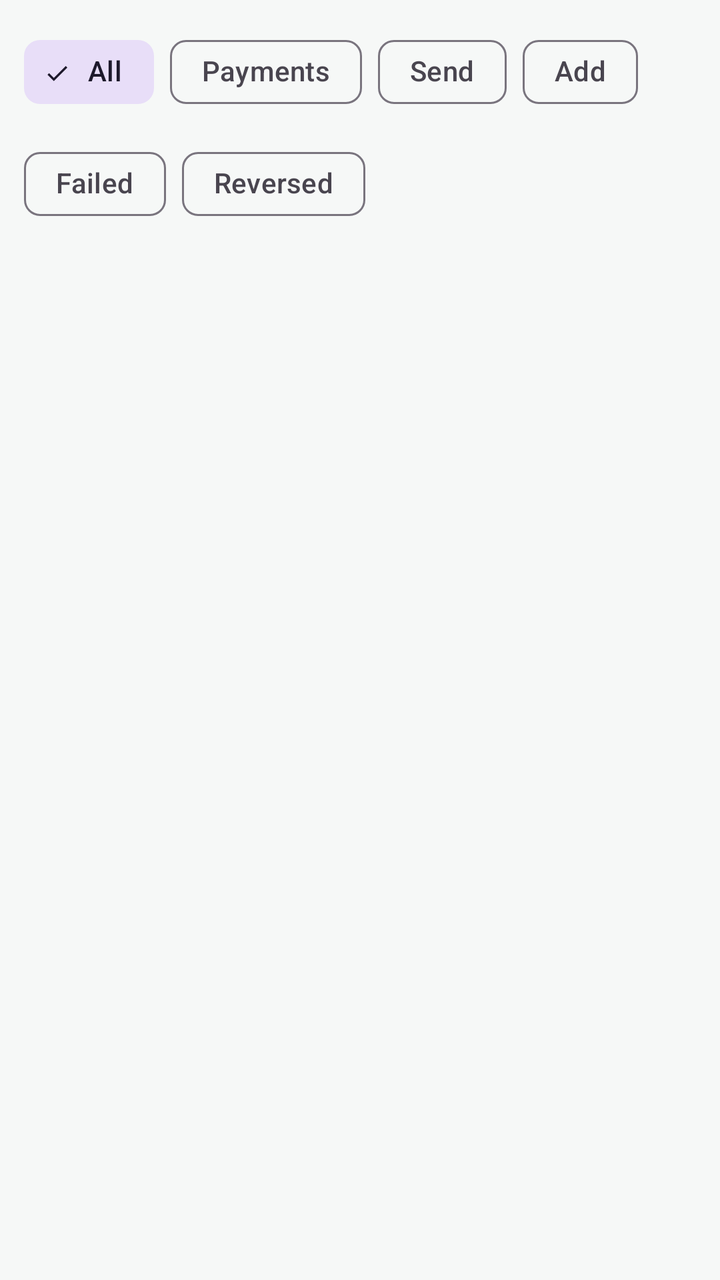
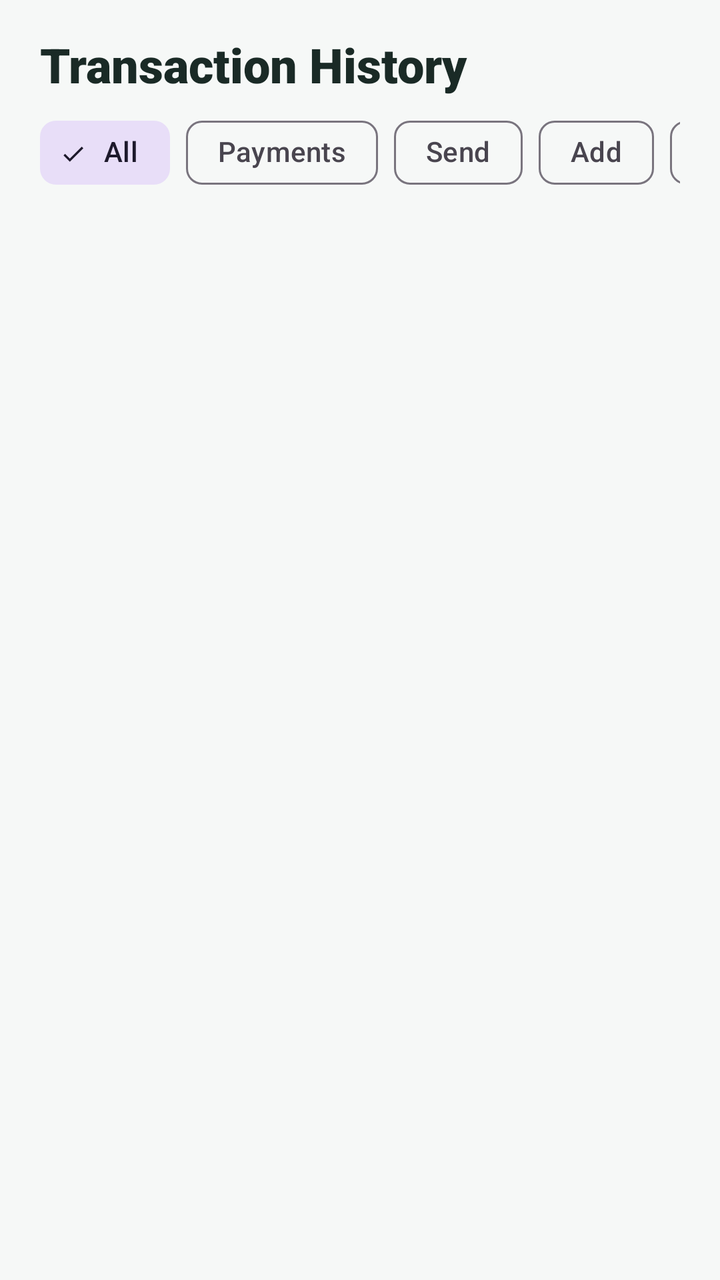

Screens rendered from an Android XML layout before and after an edit, with the pre-edit source and the edit as a unified diff.
<!-- AndroidManifest.xml: application theme Theme.QuickPay -->
<!-- res/layout/fragment_history.xml -->
<?xml version="1.0" encoding="utf-8"?>
<LinearLayout xmlns:android="http://schemas.android.com/apk/res/android"
    xmlns:app="http://schemas.android.com/apk/res-auto"
    android:layout_width="match_parent"
    android:layout_height="match_parent"
    android:background="@color/bg"
    android:orientation="vertical">

    <com.google.android.material.chip.ChipGroup
        android:id="@+id/filterGroup"
        android:layout_width="match_parent"
        android:layout_height="wrap_content"
        android:padding="12dp"
        app:singleSelection="true"
        app:selectionRequired="true">

        <com.google.android.material.chip.Chip
            android:id="@+id/filterAll"
            style="@style/Widget.Material3.Chip.Filter"
            android:layout_width="wrap_content"
            android:layout_height="wrap_content"
            android:checked="true"
            android:text="@string/filter_all" />

        <com.google.android.material.chip.Chip
            android:id="@+id/filterPayments"
            style="@style/Widget.Material3.Chip.Filter"
            android:layout_width="wrap_content"
            android:layout_height="wrap_content"
            android:text="@string/filter_payments" />

        <com.google.android.material.chip.Chip
            android:id="@+id/filterSend"
            style="@style/Widget.Material3.Chip.Filter"
            android:layout_width="wrap_content"
            android:layout_height="wrap_content"
            android:text="@string/filter_send" />

        <com.google.android.material.chip.Chip
            android:id="@+id/filterAdd"
            style="@style/Widget.Material3.Chip.Filter"
            android:layout_width="wrap_content"
            android:layout_height="wrap_content"
            android:text="@string/filter_add" />

        <com.google.android.material.chip.Chip
            android:id="@+id/filterFailed"
            style="@style/Widget.Material3.Chip.Filter"
            android:layout_width="wrap_content"
            android:layout_height="wrap_content"
            android:text="@string/filter_failed" />

        <com.google.android.material.chip.Chip
            android:id="@+id/filterReversed"
            style="@style/Widget.Material3.Chip.Filter"
            android:layout_width="wrap_content"
            android:layout_height="wrap_content"
            android:text="@string/filter_reversed" />
    </com.google.android.material.chip.ChipGroup>

    <androidx.recyclerview.widget.RecyclerView
        android:id="@+id/transactionList"
        android:layout_width="match_parent"
        android:layout_height="0dp"
        android:layout_weight="1"
        android:clipToPadding="false"
        android:padding="16dp" />

    <TextView
        android:id="@+id/emptyText"
        android:layout_width="match_parent"
        android:layout_height="0dp"
        android:layout_weight="1"
        android:gravity="center"
        android:text="@string/empty_history"
        android:textColor="@color/text_secondary"
        android:visibility="gone" />

</LinearLayout>
<!-- resources referenced by this layout -->
<resources>
  <color name="bg">#F6F8F7</color>
  <color name="text_secondary">#6B7A76</color>
  <string name="empty_history">No transactions here</string>
  <string name="filter_add">Add</string>
  <string name="filter_all">All</string>
  <string name="filter_failed">Failed</string>
  <string name="filter_payments">Payments</string>
  <string name="filter_reversed">Reversed</string>
  <string name="filter_send">Send</string>
  <style name="Theme.QuickPay" parent="Base.Theme.QuickPay" />
  <style name="Base.Theme.QuickPay" parent="Theme.Material3.DayNight.NoActionBar">
          <item name="colorPrimary">@color/primary</item>
          <item name="colorOnPrimary">@color/white</item>
          <item name="colorPrimaryContainer">@color/primary_light</item>
          <item name="colorOnPrimaryContainer">@color/primary_dark</item>
          <item name="colorSecondary">@color/accent</item>
          <item name="android:colorBackground">@color/bg</item>
          <item name="colorSurface">@color/bg</item>
          <item name="colorOnSurface">@color/text_primary</item>
      </style>
  <color name="primary">#0B6E4F</color>
  <color name="white">#FFFFFFFF</color>
  <color name="primary_light">#E6F4EF</color>
  <color name="primary_dark">#084C37</color>
  <color name="accent">#F2B632</color>
  <color name="text_primary">#1A2A26</color>
</resources>

<!-- the commit's change to res/layout/fragment_history.xml (unified diff, before → after) -->
@@ -6,11 +6,26 @@
     android:background="@color/bg"
     android:orientation="vertical">
 
+    <TextView
+        android:layout_width="match_parent"
+        android:layout_height="wrap_content"
+        android:fontFamily="sans-serif-black"
+        android:paddingStart="@dimen/screen_padding"
+        android:paddingTop="@dimen/spacing_lg"
+        android:paddingEnd="@dimen/screen_padding"
+        android:text="@string/history_title"
+        android:textColor="@color/text_primary"
+        android:textSize="24sp" />
+
     <com.google.android.material.chip.ChipGroup
         android:id="@+id/filterGroup"
         android:layout_width="match_parent"
         android:layout_height="wrap_content"
-        android:padding="12dp"
+        android:paddingStart="@dimen/screen_padding"
+        android:paddingTop="@dimen/spacing_xs"
+        android:paddingEnd="@dimen/screen_padding"
+        app:chipSpacingHorizontal="8dp"
+        app:singleLine="true"
         app:singleSelection="true"
         app:selectionRequired="true">
 
@@ -64,7 +79,9 @@
         android:layout_height="0dp"
         android:layout_weight="1"
         android:clipToPadding="false"
-        android:padding="16dp" />
+        android:paddingStart="@dimen/screen_padding"
+        android:paddingTop="@dimen/spacing_sm"
+        android:paddingEnd="@dimen/screen_padding" />
 
     <TextView
         android:id="@+id/emptyText"
<!-- resource entries referenced after the edit -->
@@ -2,6 +2,10 @@
 <resources>
   <color name="bg">#F6F8F7</color>
   <color name="text_secondary">#6B7A76</color>
+  <dimen name="screen_padding">20dp</dimen>
+  <dimen name="spacing_lg">16dp</dimen>
+  <dimen name="spacing_sm">8dp</dimen>
+  <dimen name="spacing_xs">4dp</dimen>
   <string name="empty_history">No transactions here</string>
   <string name="filter_add">Add</string>
   <string name="filter_all">All</string>
@@ -9,6 +13,7 @@
   <string name="filter_payments">Payments</string>
   <string name="filter_reversed">Reversed</string>
   <string name="filter_send">Send</string>
+  <string name="history_title">Transaction History</string>
   <style name="Theme.QuickPay" parent="Base.Theme.QuickPay" />
   <style name="Base.Theme.QuickPay" parent="Theme.Material3.DayNight.NoActionBar">
           <item name="colorPrimary">@color/primary</item>
@@ -19,6 +24,9 @@
           <item name="android:colorBackground">@color/bg</item>
           <item name="colorSurface">@color/bg</item>
           <item name="colorOnSurface">@color/text_primary</item>
+          <item name="android:statusBarColor">@color/primary_dark</item>
+          <item name="android:navigationBarColor">@color/white</item>
+          <item name="android:windowLightStatusBar">false</item>
       </style>
   <color name="primary">#0B6E4F</color>
   <color name="white">#FFFFFFFF</color>
